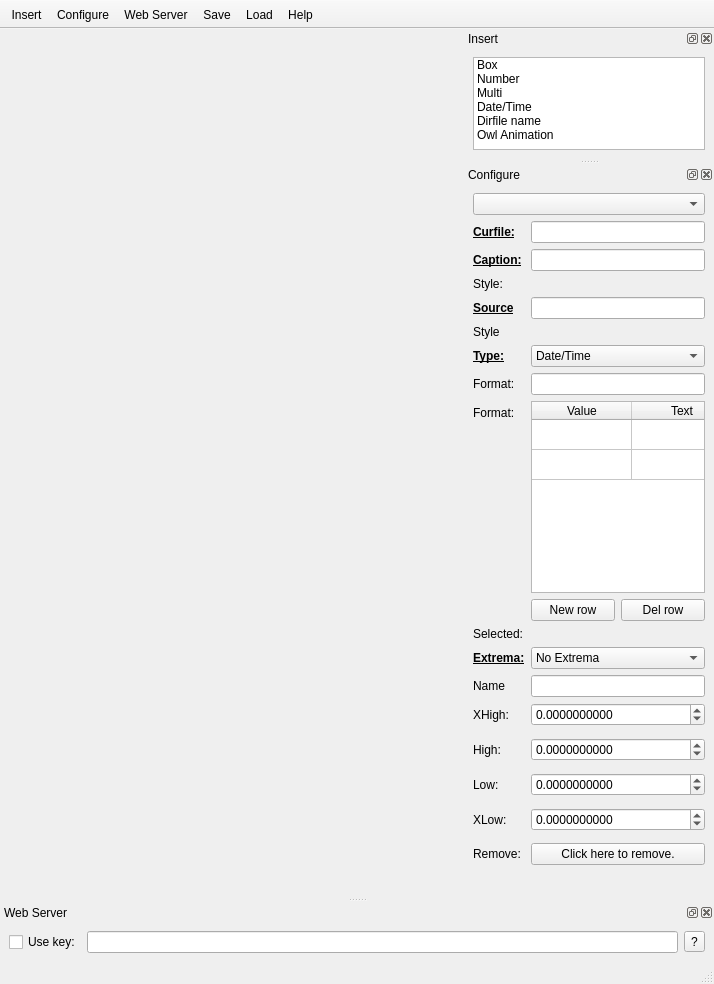
First picture: the form in owl/PMainWindow.ui, repository BlastTNG/flight, before the edit.
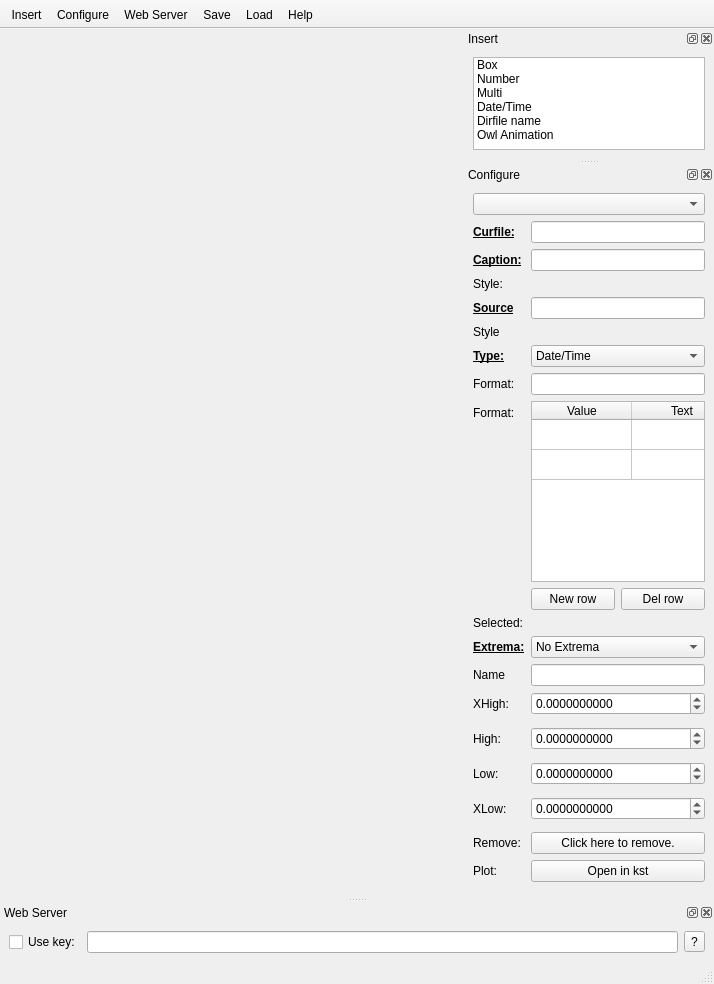
Second picture: the form after the edit. Custom widgets are drawn as their Qt base class.

What changed in the file:
```diff
--- a/owl/PMainWindow.ui
+++ b/owl/PMainWindow.ui
@@ -7,7 +7,7 @@
     <x>0</x>
     <y>0</y>
     <width>714</width>
-    <height>939</height>
+    <height>969</height>
    </rect>
   </property>
   <property name="windowTitle">
@@ -538,7 +538,7 @@
        </property>
       </widget>
      </item>
-     <item row="26" column="1">
+     <item row="27" column="1">
       <spacer name="verticalSpacerConfigure">
        <property name="orientation">
         <enum>Qt::Vertical</enum>
@@ -554,6 +554,26 @@
        </property>
       </spacer>
      </item>
+     <item row="26" column="1">
+      <widget class="QPushButton" name="pushButton_kst">
+       <property name="sizePolicy">
+        <sizepolicy hsizetype="Expanding" vsizetype="Fixed">
+         <horstretch>0</horstretch>
+         <verstretch>0</verstretch>
+        </sizepolicy>
+       </property>
+       <property name="text">
+        <string>Open in kst</string>
+       </property>
+      </widget>
+     </item>
+     <item row="26" column="0">
+      <widget class="QLabel" name="label_kst">
+       <property name="text">
+        <string>Plot:</string>
+       </property>
+      </widget>
+     </item>
     </layout>
    </widget>
   </widget>
```
